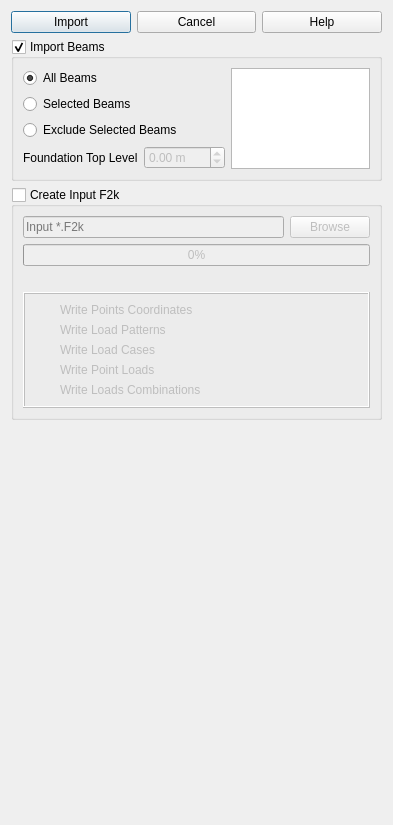
Old version of the form safe/punch/Resources/ui/etabs_panel.ui in the repository ebrahimraeyat/OSAFE.
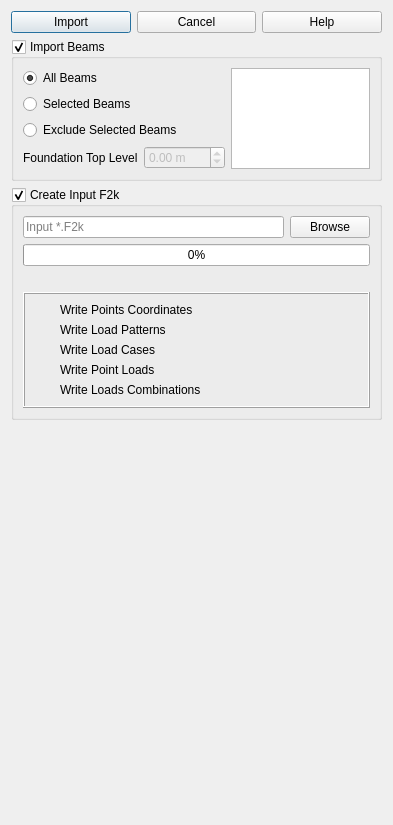
New version of the form. Icons and pictures are not drawn.

Commit message: Set check for creating f2k file in import

What changed in the file:
```diff
--- a/safe/punch/Resources/ui/etabs_panel.ui
+++ b/safe/punch/Resources/ui/etabs_panel.ui
@@ -176,7 +176,7 @@
       <bool>true</bool>
      </property>
      <property name="checked">
-      <bool>false</bool>
+      <bool>true</bool>
      </property>
      <layout class="QVBoxLayout" name="verticalLayout">
       <item>
```
